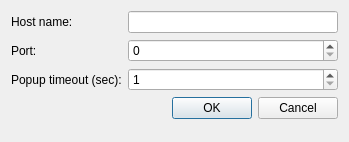
Qt form settings.ui (ElTh0r0/fritzcallindicator) before a commit.
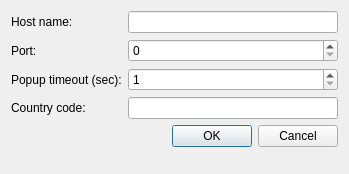
The same form after that commit. Icons and pictures are not drawn.

Commit message: Initial number resolver based on country/area codes.

Patch:
```diff
--- a/settings.ui
+++ b/settings.ui
@@ -7,7 +7,7 @@
     <x>0</x>
     <y>0</y>
     <width>349</width>
-    <height>142</height>
+    <height>174</height>
    </rect>
   </property>
   <property name="windowTitle">
@@ -73,7 +73,21 @@
      </property>
     </widget>
    </item>
-   <item row="3" column="0" colspan="2">
+   <item row="3" column="0">
+    <widget class="QLabel" name="label">
+     <property name="text">
+      <string>Country code:</string>
+     </property>
+    </widget>
+   </item>
+   <item row="3" column="1">
+    <widget class="QLineEdit" name="lineEditCountryCode">
+     <property name="text">
+      <string/>
+     </property>
+    </widget>
+   </item>
+   <item row="4" column="0" colspan="2">
     <widget class="QDialogButtonBox" name="buttonBox">
      <property name="orientation">
       <enum>Qt::Orientation::Horizontal</enum>
```
The commit also changes 14 other files.
